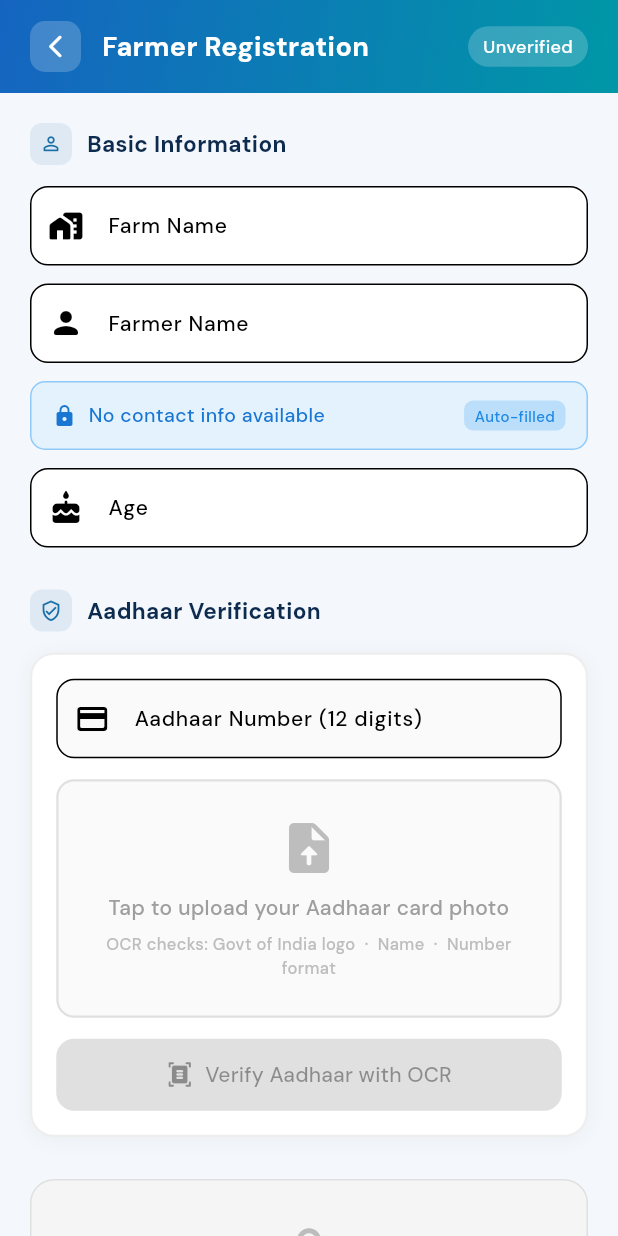
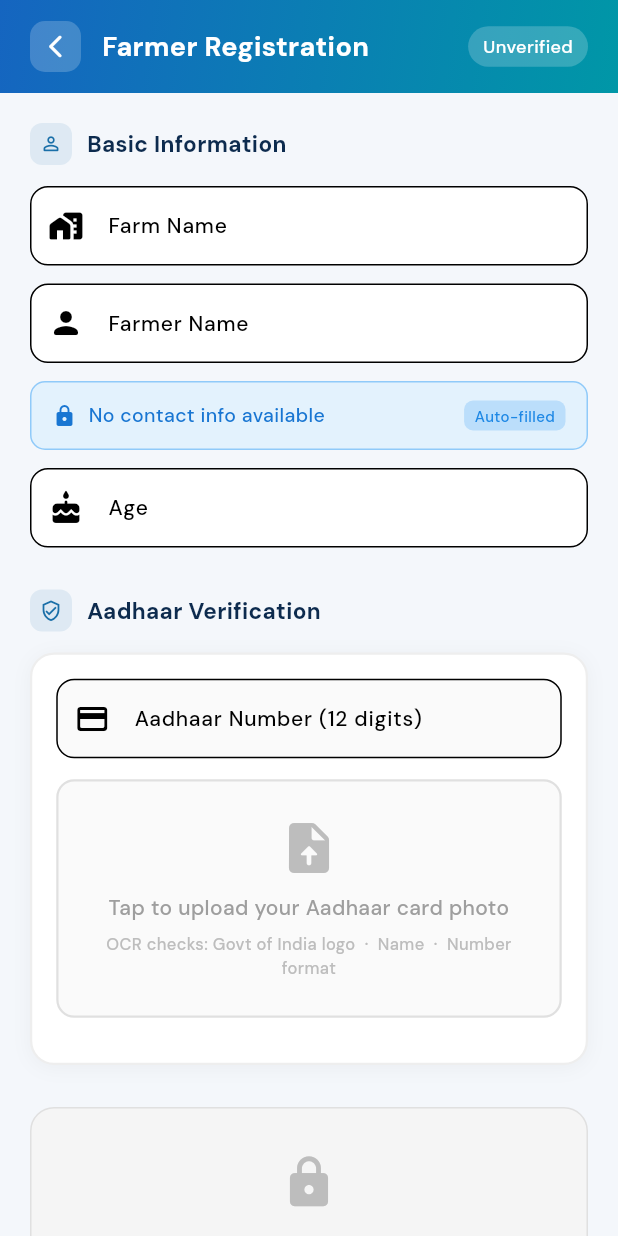
Before and after one commit to notmescooby-ui/bluefarm-main-dev-, a Flutter app: the FarmerInfoScreen screen opened directly with empty values, after a tap on "Farmer", on a phone screen of 412 x 824 dp. Run offline on Flutter 3.47's test engine with Material 3 defaults, Android fonts, the phone set to English and light mode, and no system bars; our stand-ins replace camera, cloud_firestore, firebase_auth, firebase_core, fl_chart, flutter_animate and 7 more; missing offline and left inert: firebase_data_connect, google_mlkit_text_recognition; accounts and stored records are empty.

Commit message:
fix: resolve dart compilation and unused variable warnings

```diff
--- a/lib/dataconnect_backend/create_pond.dart
+++ b/lib/dataconnect_backend/create_pond.dart
@@ -138,7 +138,7 @@ class CreatePondVariables {
     return json;
   }
 
-  const CreatePondVariables({
+  CreatePondVariables({
     required this.name,
     required this.location,
     required this.capacity,
--- a/lib/dataconnect_backend/create_sensor_reading.dart
+++ b/lib/dataconnect_backend/create_sensor_reading.dart
@@ -121,12 +121,8 @@ class CreateSensorReadingVariables {
     ph == otherTyped.ph &&
     temp == otherTyped.temp &&
     turb == otherTyped.turb &&
-    dissolvedOxygen {
-      == otherTyped.
-    } dissolvedOxygen {
-      &&
+    dissolvedOxygen == otherTyped.dissolvedOxygen &&
     nh3 == otherTyped.nh3;
-    } }
   @override
   int get hashCode => Object.hashAll([pondId.hashCode, ph.hashCode, temp.hashCode, turb.hashCode, dissolvedOxygen.hashCode, nh3.hashCode]);
 
--- a/lib/dataconnect_backend/update_pond.dart
+++ b/lib/dataconnect_backend/update_pond.dart
@@ -134,7 +134,7 @@ class UpdatePondVariables {
     return json;
   }
 
-  const UpdatePondVariables({
+  UpdatePondVariables({
     required this.id,
     required this.capacity,
   });
--- a/lib/dataconnect_generated/create_pond.dart
+++ b/lib/dataconnect_generated/create_pond.dart
@@ -138,7 +138,7 @@ class CreatePondVariables {
     return json;
   }
 
-  const CreatePondVariables({
+  CreatePondVariables({
     required this.name,
     required this.location,
     required this.capacity,
--- a/lib/dataconnect_generated/update_pond.dart
+++ b/lib/dataconnect_generated/update_pond.dart
@@ -134,7 +134,7 @@ class UpdatePondVariables {
     return json;
   }
 
-  const UpdatePondVariables({
+  UpdatePondVariables({
     required this.id,
     required this.capacity,
   });
--- a/lib/screens/farmer_info_screen.dart
+++ b/lib/screens/farmer_info_screen.dart
@@ -1078,32 +1078,18 @@ class _FarmerInfoScreenState extends State<FarmerInfoScreen>
           ],
           const SizedBox(height: 14),
 
-          if (!_aadhaarVerified)
-            SizedBox(
-              width: double.infinity,
-              child: ElevatedButton.icon(
-                onPressed: (_aadhaarPhoto != null && !_aadhaarVerifying)
-                    ? _verifyAadhaarWithAI
-                    : null,
-                icon: _aadhaarVerifying
-                    ? const SizedBox(
-                        width: 16, height: 16,
-                        child: CircularProgressIndicator(
-                            strokeWidth: 2, color: Colors.white))
-                    : const Icon(Icons.document_scanner_rounded),
-                label: Text(_aadhaarVerifying
-                    ? 'Verifying with OCR…'
-                    : 'Verify Aadhaar with OCR'),
-                style: ElevatedButton.styleFrom(
-                  backgroundColor: accentColor,
-                  foregroundColor: Colors.white,
-                  disabledBackgroundColor: Colors.grey.shade300,
-                  padding: const EdgeInsets.symmetric(vertical: 14),
-                  shape: RoundedRectangleBorder(
-                      borderRadius: BorderRadius.circular(12)),
-                ),
+          if (_aadhaarVerifying) ...[
+            const SizedBox(height: 14),
+            Center(
+              child: Column(
+                children: [
+                  CircularProgressIndicator(strokeWidth: 2, color: accentColor),
+                  const SizedBox(height: 8),
+                  const Text('Analyzing Aadhaar card...', style: TextStyle(color: Colors.grey)),
+                ],
               ),
             ),
+          ],
 
           if (_aadhaarVerified || _aadhaarError != null) ...[
             const SizedBox(height: 12),
```
